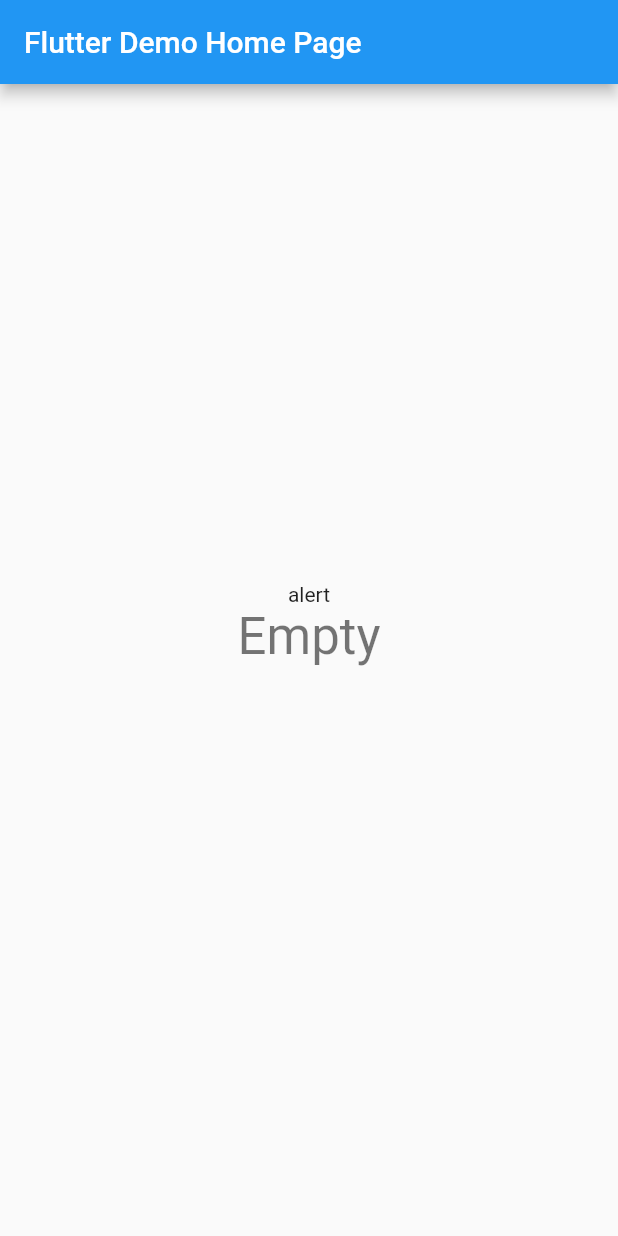
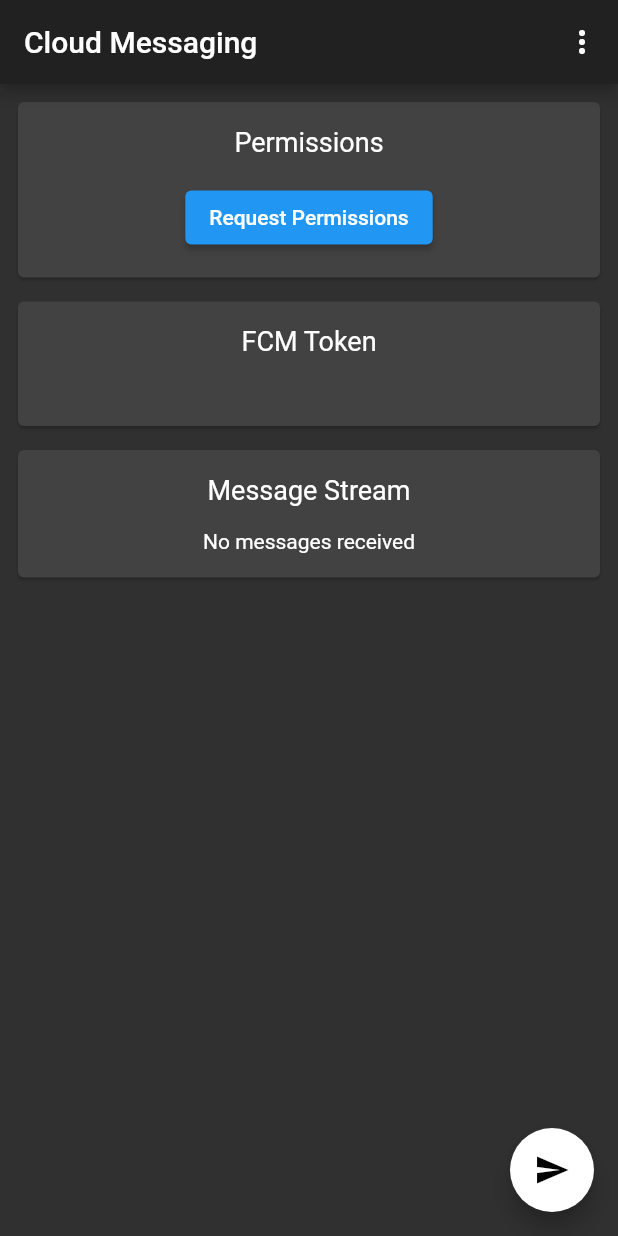
Before and after one commit to krishnajiYedlapalli/cdrpushNotifications, a Flutter app: the screen it shows after launch, on a phone screen of 412 x 824 dp. Run offline on Flutter 3.47's test engine with Material 2 defaults, Android fonts, the phone set to English and light mode, and no system bars; our stand-ins replace firebase_core, firebase_messaging, flutter_local_notifications; accounts and stored records are empty.

Commit message:
changes related to the firebase

```diff
--- a/lib/main.dart
+++ b/lib/main.dart
@@ -1,127 +1,290 @@
+// Copyright 2019 The Chromium Authors. All rights reserved.
+// Use of this source code is governed by a BSD-style license that can be
+// found in the LICENSE file.
+
+// @dart=2.9
+
+import 'dart:async';
+import 'dart:convert';
+
+import 'package:firebase_core/firebase_core.dart';
 import 'package:firebase_messaging/firebase_messaging.dart';
+import 'package:flutter/foundation.dart';
 import 'package:flutter/material.dart';
-import 'package:flutter/services.dart';
-import 'package:flutter_module_sample/dummy_screen.dart';
+import 'package:http/http.dart' as http;
+import 'package:flutter_local_notifications/flutter_local_notifications.dart';
 
-void main() {
-  runApp(MyApp());
+import 'message.dart';
+import 'message_list.dart';
+import 'permissions.dart';
+import 'token_monitor.dart';
+
+/// Define a top-level named handler which background/terminated messages will
+/// call.
+///
+/// To verify things are working, check out the native platform logs.
+Future<void> _firebaseMessagingBackgroundHandler(RemoteMessage message) async {
+  // If you're going to use other Firebase services in the background, such as Firestore,
+  // make sure you call `initializeApp` before using other Firebase services.
+  await Firebase.initializeApp();
+  print('Handling a background message ${message.messageId}');
 }
 
-class MyApp extends StatelessWidget {
-  // This widget is the root of your application.
+/// Create a [AndroidNotificationChannel] for heads up notifications
+const AndroidNotificationChannel channel = AndroidNotificationChannel(
+  'high_importance_channel', // id
+  'High Importance Notifications', // title
+  'This channel is used for important notifications.', // description
+  importance: Importance.high,
+);
+
+/// Initialize the [FlutterLocalNotificationsPlugin] package.
+final FlutterLocalNotificationsPlugin flutterLocalNotificationsPlugin =
+FlutterLocalNotificationsPlugin();
+
+Future<void> main() async {
+  WidgetsFlutterBinding.ensureInitialized();
+  await Firebase.initializeApp();
+
+  // Set the background messaging handler early on, as a named top-level function
+  FirebaseMessaging.onBackgroundMessage(_firebaseMessagingBackgroundHandler);
+
+  /// Create an Android Notification Channel.
+  ///
+  /// We use this channel in the `AndroidManifest.xml` file to override the
+  /// default FCM channel to enable heads up notifications.
+  await flutterLocalNotificationsPlugin
+      .resolvePlatformSpecificImplementation<
+      AndroidFlutterLocalNotificationsPlugin>()
+      ?.createNotificationChannel(channel);
+
+  /// Update the iOS foreground notification presentation options to allow
+  /// heads up notifications.
+  await FirebaseMessaging.instance.setForegroundNotificationPresentationOptions(
+    alert: true,
+    badge: true,
+    sound: true,
+  );
+
+  runApp(MessagingExampleApp());
+}
+
+/// Entry point for the example application.
+class MessagingExampleApp extends StatelessWidget {
   @override
-
   Widget build(BuildContext context) {
     return MaterialApp(
-      title: 'Flutter Demo',
-      theme: ThemeData(
-        // This is the theme of your application.
-        //
-        // Try running your application with "flutter run". You'll see the
-        // application has a blue toolbar. Then, without quitting the app, try
-        // changing the primarySwatch below to Colors.green and then invoke
-        // "hot reload" (press "r" in the console where you ran "flutter run",
-        // or simply save your changes to "hot reload" in a Flutter IDE).
-        // Notice that the counter didn't reset back to zero; the application
-        // is not restarted.
-        primarySwatch: Colors.blue,
-      ),
-      home: MyHomePage(title: 'Flutter Demo Home Page'),
+      title: 'Messaging Example App',
+      theme: ThemeData.dark(),
+      routes: {
+        '/': (context) => Application(),
+        '/message': (context) => MessageView(),
+      },
     );
   }
 }
 
-class MyHomePage extends StatefulWidget {
-  MyHomePage({Key key, this.title}) : super(key: key);
+// Crude counter to make messages unique
+int _messageCount = 0;
 
-  // This widget is the home page of your application. It is stateful, meaning
-  // that it has a State object (defined below) that contains fields that affect
-  // how it looks.
-
-  // This class is the configuration for the state. It holds the values (in this
-  // case the title) provided by the parent (in this case the App widget) and
-  // used by the build method of the State. Fields in a Widget subclass are
-  // always marked "final".
-
-  final String title;
-
-  @override
-  _MyHomePageState createState() => _MyHomePageState();
+/// The API endpoint here accepts a raw FCM payload for demonstration purposes.
+String constructFCMPayload(String token) {
+  _messageCount++;
+  return jsonEncode({
+    'token': token,
+    'data': {
+      'via': 'FlutterFire Cloud Messaging!!!',
+      'count': _messageCount.toString(),
+    },
+    'notification': {
+      'title': 'Hello FlutterFire!',
+      'body': 'This notification (#$_messageCount) was created via FCM!',
+    },
+  });
 }
 
-class _MyHomePageState extends State<MyHomePage> {
+/// Renders the example application.
+class Application extends StatefulWidget {
+  @override
+  State<StatefulWidget> createState() => _Application();
+}
 
-  String messageTitle = "Empty";
-  String notificationAlert = "alert";
-  String refreshedToken = 'No Token';
-  FirebaseMessaging _firebaseMessaging = FirebaseMessaging();
-
+class _Application extends State<Application> {
+  String _token;
 
   @override
   void initState() {
-    // TODO: implement initState
     super.initState();
-    getToken();
+    FirebaseMessaging.instance
+        .getInitialMessage()
+        .then((RemoteMessage message) {
+      if (message != null) {
+        Navigator.pushNamed(context, '/message',
+            arguments: MessageArguments(message, true));
+      }
+    });
 
-    _firebaseMessaging.configure(
-      onMessage: (Map<String, dynamic> message) async {
-        print("onMessage: $message");
-        // _navigateToItemDetail(message);
-      },
-      onLaunch: (Map<String, dynamic> message) async {
-        print("onLaunch: $message");
-        _navigateToItemDetail(message);
-      },
-      onResume: (Map<String, dynamic> message) async {
-        print("onResume: $message");
-        _navigateToItemDetail(message);
-      },
-      onBackgroundMessage: (Map<String, dynamic> message) async {
-        print("onBackground: $message");
-        _navigateToItemDetail(message);
-      },
-    );
+    FirebaseMessaging.onMessage.listen((RemoteMessage message) {
+      RemoteNotification notification = message.notification;
+      AndroidNotification android = message.notification?.android;
+      if (notification != null && android != null) {
+        flutterLocalNotificationsPlugin.show(
+            notification.hashCode,
+            notification.title,
+            notification.body,
+            NotificationDetails(
+              android: AndroidNotificationDetails(
+                channel.id,
+                channel.name,
+                channel.description,
+                // TODO add a proper drawable resource to android, for now using
+                //      one that already exists in example app.
+                icon: 'launch_background',
+              ),
+            ));
+      }
+    });
+
+    FirebaseMessaging.onMessageOpenedApp.listen((RemoteMessage message) {
+      print('A new onMessageOpenedApp event was published!');
+      Navigator.pushNamed(context, '/message',
+          arguments: MessageArguments(message, true));
+    });
   }
 
-  void _navigateToItemDetail(Map<String, dynamic> message) {
-      Navigator.push(context, MaterialPageRoute(builder: (_)=> DummyScreen()));
+  Future<void> sendPushMessage() async {
+    if (_token == null) {
+      print('Unable to send FCM message, no token exists.');
+      return;
+    }
+
+    try {
+    var response =  await http.post(
+        Uri.parse('https://api.rnfirebase.io/messaging/send'),
+        headers: <String, String>{
+          'Content-Type': 'application/json; charset=UTF-8',
+        },
+        body: constructFCMPayload(_token),
+      );
+    if(response != null){
+      print(response);
+    }
+      print('FCM request for device sent!');
+    } on Exception catch (e) {
+      print(e);
+    }
   }
 
-  getToken() async {
-     refreshedToken = await FirebaseMessaging().getToken();
-     setState(() {
-       print(refreshedToken);
-     });
+  Future<void> onActionSelected(String value) async {
+    switch (value) {
+      case 'subscribe':
+        {
+          print(
+              'FlutterFire Messaging Example: Subscribing to topic "fcm_test".');
+          await FirebaseMessaging.instance.subscribeToTopic('fcm_test');
+          print(
+              'FlutterFire Messaging Example: Subscribing to topic "fcm_test" successful.');
+        }
+        break;
+      case 'unsubscribe':
+        {
+          print(
+              'FlutterFire Messaging Example: Unsubscribing from topic "fcm_test".');
+          await FirebaseMessaging.instance.unsubscribeFromTopic('fcm_test');
+          print(
+              'FlutterFire Messaging Example: Unsubscribing from topic "fcm_test" successful.');
+        }
+        break;
+      case 'get_apns_token':
+        {
+          if (defaultTargetPlatform == TargetPlatform.iOS ||
+              defaultTargetPlatform == TargetPlatform.macOS) {
+            print('FlutterFire Messaging Example: Getting APNs token...');
+            String token = await FirebaseMessaging.instance.getAPNSToken();
+            print('FlutterFire Messaging Example: Got APNs token: $token');
+          } else {
+            print(
+                'FlutterFire Messaging Example: Getting an APNs token is only supported on iOS and macOS platforms.');
+          }
+        }
+        break;
+      default:
+        break;
+    }
   }
 
+  @override
   Widget build(BuildContext context) {
     return Scaffold(
       appBar: AppBar(
-        title: Text(widget.title),
+        title: const Text('Cloud Messaging'),
+        actions: <Widget>[
+          PopupMenuButton(
+            onSelected: onActionSelected,
+            itemBuilder: (BuildContext context) {
+              return [
+                const PopupMenuItem(
+                  value: 'subscribe',
+                  child: Text('Subscribe to topic'),
+                ),
+                const PopupMenuItem(
+                  value: 'unsubscribe',
+                  child: Text('Unsubscribe to topic'),
+                ),
+                const PopupMenuItem(
+                  value: 'get_apns_token',
+                  child: Text('Get APNs token (Apple only)'),
+                ),
+              ];
+            },
+          ),
+        ],
       ),
-      body: Center(
-        child: Column(
-          mainAxisAlignment: MainAxisAlignment.center,
-          children: <Widget>[
-            Text(
-              notificationAlert,
-            ),
-            Text(
-              messageTitle,
-              style: Theme.of(context).textTheme.headline4,
-            ),
-            FlatButton(
-              onPressed: (){
-                Clipboard.setData(new ClipboardData(text: "$refreshedToken"));
-              },
-              child: Text(
-                '$refreshedToken',
-                style: TextStyle(fontSize: 8),
-              ),
-            ),
-          ],
+      floatingActionButton: Builder(
+        builder: (context) => FloatingActionButton(
+          onPressed: sendPushMessage,
+          backgroundColor: Colors.white,
+          child: const Icon(Icons.send),
         ),
+      ),
+      body: SingleChildScrollView(
+        child: Column(children: [
+          MetaCard('Permissions', Permissions()),
+          MetaCard('FCM Token', TokenMonitor((token) {
+            _token = token;
+            return token == null
+                ? const CircularProgressIndicator()
+                : Text(token, style: const TextStyle(fontSize: 12));
+          })),
+          MetaCard('Message Stream', MessageList()),
+        ]),
       ),
     );
   }
 }
+
+/// UI Widget for displaying metadata.
+class MetaCard extends StatelessWidget {
+  final String _title;
+  final Widget _children;
+
+  // ignore: public_member_api_docs
+  MetaCard(this._title, this._children);
+
+  @override
+  Widget build(BuildContext context) {
+    return Container(
+        width: double.infinity,
+        margin: const EdgeInsets.only(left: 8, right: 8, top: 8),
+        child: Card(
+            child: Padding(
+                padding: const EdgeInsets.all(16),
+                child: Column(children: [
+                  Container(
+                      margin: const EdgeInsets.only(bottom: 16),
+                      child:
+                      Text(_title, style: const TextStyle(fontSize: 18))),
+                  _children,
+                ]))));
+  }
+}
--- /dev/null
+++ b/lib/message_list.dart
@@ -0,0 +1,49 @@
+// @dart=2.9
+
+import 'package:firebase_messaging/firebase_messaging.dart';
+import 'package:flutter/material.dart';
+
+import 'message.dart';
+
+/// Listens for incoming foreground messages and displays them in a list.
+class MessageList extends StatefulWidget {
+  @override
+  State<StatefulWidget> createState() => _MessageList();
+}
+
+class _MessageList extends State<MessageList> {
+  List<RemoteMessage> _messages = [];
+
+  @override
+  void initState() {
+    super.initState();
+    FirebaseMessaging.onMessage.listen((RemoteMessage message) {
+      setState(() {
+        _messages = [..._messages, message];
+      });
+    });
+  }
+
+  @override
+  Widget build(BuildContext context) {
+    if (_messages.isEmpty) {
+      return const Text('No messages received');
+    }
+
+    return ListView.builder(
+        shrinkWrap: true,
+        itemCount: _messages.length,
+        itemBuilder: (context, index) {
+          RemoteMessage message = _messages[index];
+
+          return ListTile(
+            title: Text(
+                message.messageId ?? 'no RemoteMessage.messageId available'),
+            subtitle:
+            Text(message.sentTime?.toString() ?? DateTime.now().toString()),
+            onTap: () => Navigator.pushNamed(context, '/message',
+                arguments: MessageArguments(message, false)),
+          );
+        });
+  }
+}
--- /dev/null
+++ b/lib/permissions.dart
@@ -0,0 +1,101 @@
+// @dart=2.9
+
+import 'package:firebase_messaging/firebase_messaging.dart';
+import 'package:flutter/foundation.dart';
+import 'package:flutter/material.dart';
+
+/// Requests & displays the current user permissions for this device.
+class Permissions extends StatefulWidget {
+  @override
+  State<StatefulWidget> createState() => _Permissions();
+}
+
+class _Permissions extends State<Permissions> {
+  bool _requested = false;
+  bool _fetching = false;
+  NotificationSettings _settings;
+
+  Future<void> requestPermissions() async {
+    setState(() {
+      _fetching = true;
+    });
+
+    NotificationSettings settings =
+    await FirebaseMessaging.instance.requestPermission(
+      announcement: true,
+      carPlay: true,
+      criticalAlert: true,
+    );
+
+    setState(() {
+      _requested = true;
+      _fetching = false;
+      _settings = settings;
+    });
+  }
+
+  Widget row(String title, String value) {
+    return Container(
+      margin: const EdgeInsets.only(bottom: 8),
+      child: Row(
+        mainAxisAlignment: MainAxisAlignment.spaceBetween,
+        children: [
+          Text('$title:', style: const TextStyle(fontWeight: FontWeight.bold)),
+          Text(value),
+        ],
+      ),
+    );
+  }
+
+  @override
+  Widget build(BuildContext context) {
+    if (_fetching) {
+      return const CircularProgressIndicator();
+    }
+
+    if (!_requested) {
+      return ElevatedButton(
+          onPressed: requestPermissions,
+          child: const Text('Request Permissions'));
+    }
+
+    return Column(children: [
+      row('Authorization Status', statusMap[_settings.authorizationStatus]),
+      if (defaultTargetPlatform == TargetPlatform.iOS) ...[
+        row('Alert', settingsMap[_settings.alert]),
+        row('Announcement', settingsMap[_settings.announcement]),
+        row('Badge', settingsMap[_settings.badge]),
+        row('Car Play', settingsMap[_settings.carPlay]),
+        row('Lock Screen', settingsMap[_settings.lockScreen]),
+        row('Notification Center', settingsMap[_settings.notificationCenter]),
+        row('Show Previews', previewMap[_settings.showPreviews]),
+        row('Sound', settingsMap[_settings.sound]),
+      ],
+      ElevatedButton(
+          onPressed: () => {}, child: const Text('Reload Permissions')),
+    ]);
+  }
+}
+
+/// Maps a [AuthorizationStatus] to a string value.
+const statusMap = {
+  AuthorizationStatus.authorized: 'Authorized',
+  AuthorizationStatus.denied: 'Denied',
+  AuthorizationStatus.notDetermined: 'Not Determined',
+  AuthorizationStatus.provisional: 'Provisional',
+};
+
+/// Maps a [AppleNotificationSetting] to a string value.
+const settingsMap = {
+  AppleNotificationSetting.disabled: 'Disabled',
+  AppleNotificationSetting.enabled: 'Enabled',
+  AppleNotificationSetting.notSupported: 'Not Supported',
+};
+
+/// Maps a [AppleShowPreviewSetting] to a string value.
+const previewMap = {
+  AppleShowPreviewSetting.always: 'Always',
+  AppleShowPreviewSetting.never: 'Never',
+  AppleShowPreviewSetting.notSupported: 'Not Supported',
+  AppleShowPreviewSetting.whenAuthenticated: 'Only When Authenticated',
+};
--- /dev/null
+++ b/lib/token_monitor.dart
@@ -0,0 +1,46 @@
+// @dart=2.9
+
+import 'package:firebase_messaging/firebase_messaging.dart';
+import 'package:flutter/material.dart';
+
+/// Manages & returns the users FCM token.
+///
+/// Also monitors token refreshes and updates state.
+class TokenMonitor extends StatefulWidget {
+  // ignore: public_member_api_docs
+  TokenMonitor(this._builder);
+
+  final Widget Function(String token) _builder;
+
+  @override
+  State<StatefulWidget> createState() => _TokenMonitor();
+}
+
+class _TokenMonitor extends State<TokenMonitor> {
+  String _token;
+  Stream<String> _tokenStream;
+
+  void setToken(String token) {
+    print('FCM Token: $token');
+    setState(() {
+      _token = token;
+    });
+  }
+
+  @override
+  void initState() {
+    super.initState();
+    FirebaseMessaging.instance
+        .getToken(
+        vapidKey:
+        'BKqaWcL0PeiECIm-zGtun4hoCS0t-uUZYHF8Nz4yKnI3vssQEjt6cDJENiZ-UPcYWMEFmbhccJJfc-AuTuwpLrc')
+        .then(setToken);
+    _tokenStream = FirebaseMessaging.instance.onTokenRefresh;
+    _tokenStream.listen(setToken);
+  }
+
+  @override
+  Widget build(BuildContext context) {
+    return widget._builder(_token);
+  }
+}
--- a/pubspec.yaml
+++ b/pubspec.yaml
@@ -23,8 +23,9 @@ environment:
 dependencies:
   flutter:
     sdk: flutter
-  firebase_messaging: ^7.0.3
-
+  firebase_messaging: ^10.0.0
+  http: ^0.13.3
+  flutter_local_notifications: ^5.0.0+4
   # The following adds the Cupertino Icons font to your application.
   # Use with the CupertinoIcons class for iOS style icons.
   cupertino_icons: ^1.0.2
```
Also changed, not shown: lib/message.dart (added, +149 -0 lines), pubspec.lock, 1 other file.
